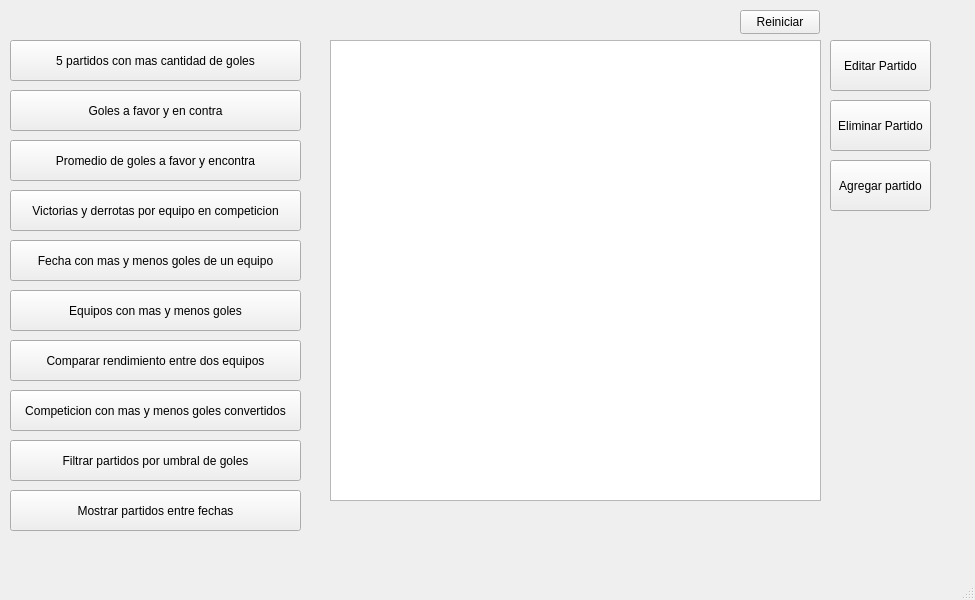
Qt form mainwindow.ui (mat1v1dal/EstadisticasFutbolUI) before a commit.
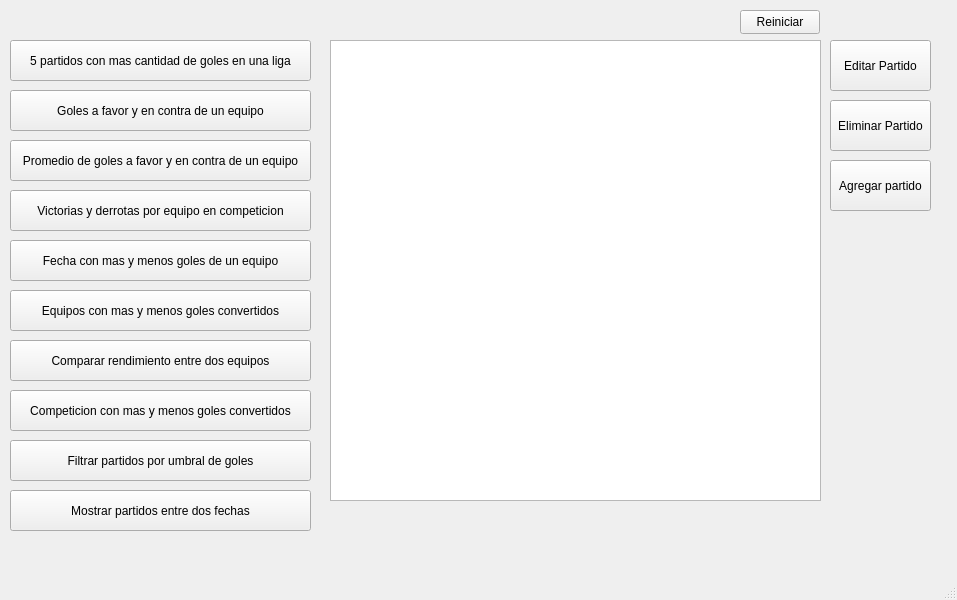
The same form after that commit.

What changed in the file:
```diff
--- a/mainwindow.ui
+++ b/mainwindow.ui
@@ -6,7 +6,7 @@
    <rect>
     <x>0</x>
     <y>0</y>
-    <width>975</width>
+    <width>957</width>
     <height>600</height>
    </rect>
   </property>
@@ -55,12 +55,12 @@
      <rect>
       <x>10</x>
       <y>90</y>
-      <width>291</width>
+      <width>301</width>
       <height>41</height>
      </rect>
     </property>
     <property name="text">
-     <string>Goles a favor y en contra</string>
+     <string>Goles a favor y en contra de un equipo</string>
     </property>
    </widget>
    <widget class="QPushButton" name="equipoMasGolesButton">
@@ -68,12 +68,12 @@
      <rect>
       <x>10</x>
       <y>290</y>
-      <width>291</width>
+      <width>301</width>
       <height>41</height>
      </rect>
     </property>
     <property name="text">
-     <string>Equipos con mas y menos goles</string>
+     <string>Equipos con mas y menos goles convertidos</string>
     </property>
    </widget>
    <widget class="QPushButton" name="promedioGolesButton">
@@ -81,12 +81,12 @@
      <rect>
       <x>10</x>
       <y>140</y>
-      <width>291</width>
+      <width>301</width>
       <height>41</height>
      </rect>
     </property>
     <property name="text">
-     <string>Promedio de goles a favor y encontra</string>
+     <string>Promedio de goles a favor y en contra de un equipo</string>
     </property>
    </widget>
    <widget class="QPushButton" name="victoriasDerrotasButton">
@@ -94,7 +94,7 @@
      <rect>
       <x>10</x>
       <y>190</y>
-      <width>291</width>
+      <width>301</width>
       <height>41</height>
      </rect>
     </property>
@@ -107,7 +107,7 @@
      <rect>
       <x>10</x>
       <y>240</y>
-      <width>291</width>
+      <width>301</width>
       <height>41</height>
      </rect>
     </property>
@@ -120,7 +120,7 @@
      <rect>
       <x>10</x>
       <y>40</y>
-      <width>291</width>
+      <width>301</width>
       <height>41</height>
      </rect>
     </property>
@@ -148,7 +148,7 @@
      </font>
     </property>
     <property name="text">
-     <string>5 partidos con mas cantidad de goles</string>
+     <string>5 partidos con mas cantidad de goles en una liga</string>
     </property>
    </widget>
    <widget class="QPushButton" name="compararDosEquiposButton">
@@ -156,7 +156,7 @@
      <rect>
       <x>10</x>
       <y>340</y>
-      <width>291</width>
+      <width>301</width>
       <height>41</height>
      </rect>
     </property>
@@ -182,7 +182,7 @@
      <rect>
       <x>10</x>
       <y>390</y>
-      <width>291</width>
+      <width>301</width>
       <height>41</height>
      </rect>
     </property>
@@ -195,7 +195,7 @@
      <rect>
       <x>10</x>
       <y>440</y>
-      <width>291</width>
+      <width>301</width>
       <height>41</height>
      </rect>
     </property>
@@ -208,12 +208,12 @@
      <rect>
       <x>10</x>
       <y>490</y>
-      <width>291</width>
+      <width>301</width>
       <height>41</height>
      </rect>
     </property>
     <property name="text">
-     <string>Mostrar partidos entre fechas</string>
+     <string>Mostrar partidos entre dos fechas</string>
     </property>
    </widget>
    <widget class="QPushButton" name="agregarPartidoButton">
```
Left out of the diff: 2 changed lines with no effect on the pictures.
